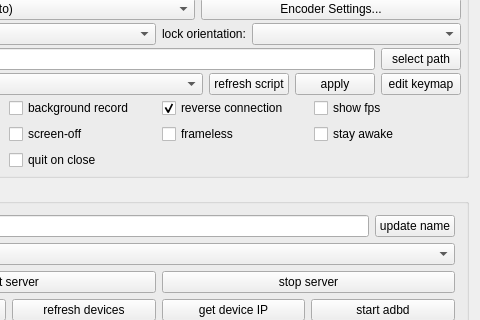
Above: QtScrcpy/ui/dialog.ui from junjunup/QtScrcpyKeyMouse before the change; both pictures show x 813 to 1293 and y 113 to 433 of the 1293 by 548 pixel window. Below: the same form after it.
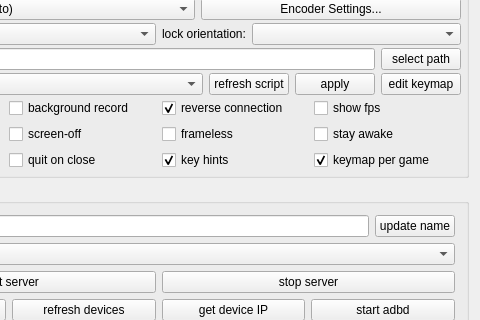
That is the form after the change.

Commit message: On-screen key hints, shooting mode key, keymap per game

Diff of the .ui file:
```diff
--- a/QtScrcpy/ui/dialog.ui
+++ b/QtScrcpy/ui/dialog.ui
@@ -939,6 +939,32 @@
               </property>
              </widget>
             </item>
+            <item row="2" column="3">
+             <widget class="QCheckBox" name="keyHintsCheck">
+              <property name="toolTip">
+               <string>draw the mapped keys, the scene and the mouse mode over the video</string>
+              </property>
+              <property name="text">
+               <string>key hints</string>
+              </property>
+              <property name="checked">
+               <bool>true</bool>
+              </property>
+             </widget>
+            </item>
+            <item row="2" column="4">
+             <widget class="QCheckBox" name="autoKeymapCheck">
+              <property name="toolTip">
+               <string>load the keymap whose game package matches the app in the foreground</string>
+              </property>
+              <property name="text">
+               <string>keymap per game</string>
+              </property>
+              <property name="checked">
+               <bool>true</bool>
+              </property>
+             </widget>
+            </item>
            </layout>
           </widget>
          </item>
```
The commit also changes 26 other files.
